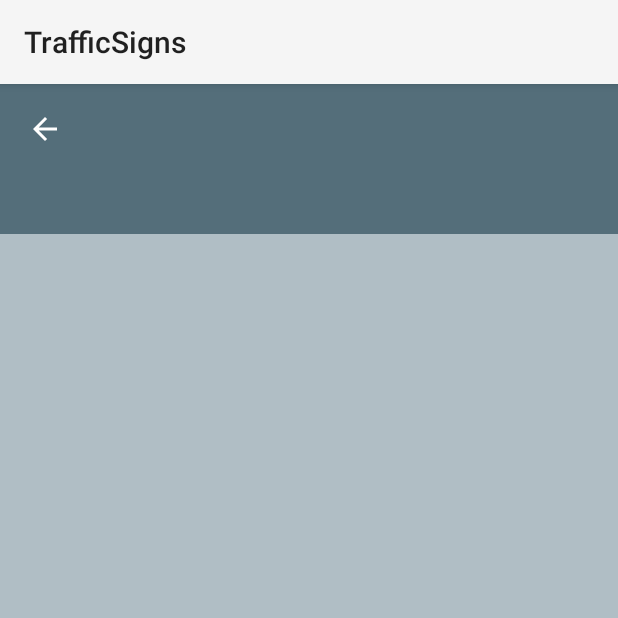
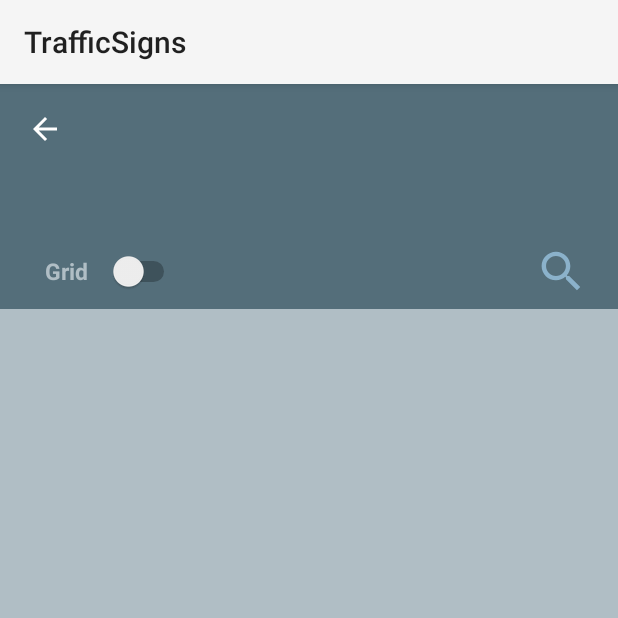
Before and after one commit to Halasz123/Traffic-Signs, an Android app: the CollectionListFragment screen opened through its navigation route, on a phone screen of 412 x 824 dp, the top half of it. Run offline under Robolectric (Android 15) with nearby library versions, the phone set to English and light mode, and no system bars; our stand-ins replace Room's generated code, data binding, navigation-ui; network calls fail; pictures from the network do not load; Roboto replaces fonts that are not available here.

Commit message:
no message

```diff
--- a/TrafficSigns/app/src/main/java/com/example/trafficsigns/ui/fragments/List/CollectionListFragment.kt
+++ b/TrafficSigns/app/src/main/java/com/example/trafficsigns/ui/fragments/List/CollectionListFragment.kt
@@ -4,6 +4,7 @@ import android.os.Bundle
 import android.view.LayoutInflater
 import android.view.View
 import android.view.ViewGroup
+import android.widget.CompoundButton
 import androidx.databinding.DataBindingUtil
 import androidx.fragment.app.Fragment
 import androidx.lifecycle.Observer
@@ -51,6 +52,9 @@ class CollectionListFragment : Fragment() {
         binding.backButton.setOnClickListener {
             view.findNavController().navigate(R.id.action_collectionListFragment_to_mainScreenFragment)
         }
+        binding.switch1.setOnCheckedChangeListener { _, isChecked ->
+            trafficCollectionAdapter.setFragmentType(isChecked)
+        }
 
         trafficCollectionAdapter = TrafficCollectionListAdapter(this)
         viewPager = binding.pager
--- /dev/null
+++ b/TrafficSigns/app/src/main/res/drawable/ic_baseline_search_24.xml
@@ -0,0 +1,5 @@
+<vector android:height="35dp" android:tint="#8BB2CB"
+    android:viewportHeight="24" android:viewportWidth="24"
+    android:width="35dp" xmlns:android="http://schemas.android.com/apk/res/android">
+    <path android:fillColor="@android:color/white" android:pathData="M15.5,14h-0.79l-0.28,-0.27C15.41,12.59 16,11.11 16,9.5 16,5.91 13.09,3 9.5,3S3,5.91 3,9.5 5.91,16 9.5,16c1.61,0 3.09,-0.59 4.23,-1.57l0.27,0.28v0.79l5,4.99L20.49,19l-4.99,-5zM9.5,14C7.01,14 5,11.99 5,9.5S7.01,5 9.5,5 14,7.01 14,9.5 11.99,14 9.5,14z"/>
+</vector>
--- a/TrafficSigns/app/src/main/res/layout/fragment_collection_list.xml
+++ b/TrafficSigns/app/src/main/res/layout/fragment_collection_list.xml
@@ -36,16 +36,45 @@
         app:layout_constraintTop_toTopOf="parent"
         app:tabMode="scrollable" />
 
+    <Switch
+        android:id="@+id/switch1"
+        android:layout_width="100dp"
+        android:layout_height="30dp"
+        android:text="@string/grid"
+        android:textSize="15sp"
+        android:textStyle="bold"
+        android:textColor="@color/blue_gray_200"
+        android:paddingStart="10dp"
+        android:layout_marginStart="20dp"
+        android:layout_marginTop="10dp"
+        app:layout_constraintStart_toStartOf="parent"
+        app:layout_constraintTop_toBottomOf="@+id/tab_layout"
+        android:paddingLeft="10dp"
+        android:layout_marginLeft="20dp" />
+
+    <ImageButton
+        android:id="@+id/imageButton2"
+        android:layout_width="wrap_content"
+        android:layout_height="wrap_content"
+        android:background="@null"
+        android:layout_marginEnd="20dp"
+        app:layout_constraintBottom_toTopOf="@+id/pager"
+        app:layout_constraintEnd_toEndOf="parent"
+        app:layout_constraintTop_toBottomOf="@+id/tab_layout"
+        android:src="@drawable/ic_baseline_search_24"
+        android:layout_marginRight="20dp" />
+
     <androidx.viewpager2.widget.ViewPager2
         android:id="@+id/pager"
         android:layout_width="match_parent"
         android:layout_height="0dp"
         android:layout_weight="10"
+        android:layout_marginTop="10dp"
         android:background="@color/blue_gray_200"
         app:layout_constraintBottom_toBottomOf="parent"
         app:layout_constraintEnd_toEndOf="parent"
         app:layout_constraintStart_toStartOf="parent"
-        app:layout_constraintTop_toBottomOf="@+id/tab_layout" />
+        app:layout_constraintTop_toBottomOf="@+id/switch1" />
 
 </androidx.constraintlayout.widget.ConstraintLayout>
 
--- a/TrafficSigns/app/src/main/res/values/strings.xml
+++ b/TrafficSigns/app/src/main/res/values/strings.xml
@@ -9,4 +9,5 @@
     <string name="back_button">Back button</string>
     <string name="profile">Profile</string>
     <string name="camera">Camera</string>
+    <string name="grid">Grid</string>
 </resources>
```
Also changed, not shown: TrafficSigns/app/src/main/java/com/example/trafficsigns/ui/adapters/TrafficCollectionListAdapter.kt (+8 -2 lines), TrafficSigns/app/src/main/java/com/example/trafficsigns/ui/fragments/List/SampleGridFragment.kt (added, +58 -0 lines), TrafficSigns/app/src/main/res/layout/fragment_sample_grid.xml (added, +14 -0 lines).
